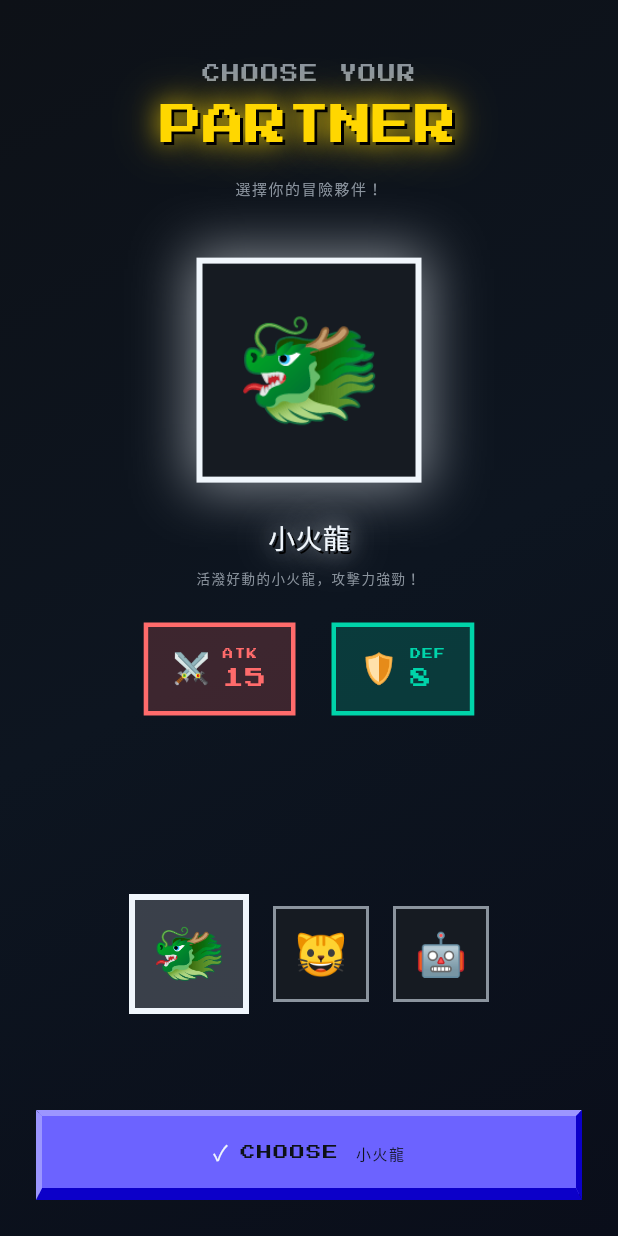
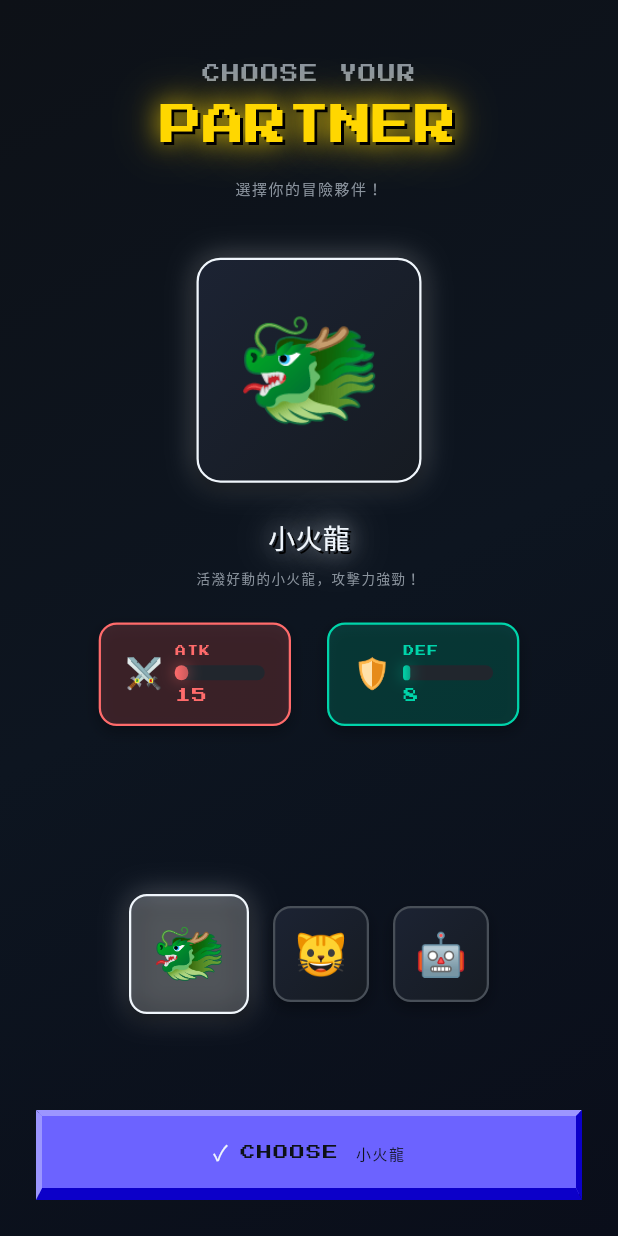
Before and after one commit to pcfat/math-quest, a Flutter app: the PetSelectionScreen screen opened directly, on a phone screen of 412 x 824 dp. Run offline on Flutter 3.47's test engine with Material 3 defaults, Android fonts, the phone set to English and light mode, and no system bars; our stand-ins replace shared_preferences; accounts and stored records are empty.

Commit message:
Update grade and pet selection screens to use Codedex style
Co-authored-by: pcfat <203784375+pcfat@users.noreply.github.com>

```diff
--- a/lib/screens/pet_selection_screen.dart
+++ b/lib/screens/pet_selection_screen.dart
@@ -3,6 +3,7 @@ import 'package:provider/provider.dart';
 import '../data/game_state.dart';
 import '../models/pet_models.dart';
 import '../theme/pixel_theme.dart';
+import '../theme/codedex_widgets.dart';
 import 'home_screen.dart';
 
 class PetSelectionScreen extends StatefulWidget {
@@ -82,16 +83,10 @@ class _PetSelectionScreenState extends State<PetSelectionScreen>
                       child: Container(
                         width: 150,
                         height: 150,
-                        decoration: BoxDecoration(
-                          color: PixelTheme.bgMid,
-                          border: Border.all(color: _getRarityColor(selectedPet.rarity), width: 4),
-                          boxShadow: [
-                            BoxShadow(
-                              color: _getRarityColor(selectedPet.rarity).withOpacity(0.5),
-                              blurRadius: 30,
-                              spreadRadius: 5,
-                            ),
-                          ],
+                        decoration: PixelTheme.codedexCard(
+                          borderColor: _getRarityColor(selectedPet.rarity),
+                          borderRadius: 16,
+                          withGlow: true,
                         ),
                         child: Center(
                           child: Text(
@@ -150,16 +145,15 @@ class _PetSelectionScreenState extends State<PetSelectionScreen>
                             margin: const EdgeInsets.symmetric(horizontal: 8),
                             width: isSelected ? 80 : 64,
                             height: isSelected ? 80 : 64,
-                            decoration: BoxDecoration(
+                            decoration: PixelTheme.codedexCard(
                               color: isSelected
                                   ? _getRarityColor(pet.rarity).withOpacity(0.2)
-                                  : PixelTheme.bgMid,
-                              border: Border.all(
-                                color: isSelected
-                                    ? _getRarityColor(pet.rarity)
-                                    : PixelTheme.textDim,
-                                width: isSelected ? 4 : 2,
-                              ),
+                                  : null,
+                              borderColor: isSelected
+                                  ? _getRarityColor(pet.rarity)
+                                  : PixelTheme.textMuted,
+                              borderRadius: 12,
+                              withGlow: isSelected,
                             ),
                             child: Center(
                               child: Text(
@@ -199,9 +193,11 @@ class _PetSelectionScreenState extends State<PetSelectionScreen>
   Widget _buildStatBadge(String emoji, String label, int value, Color color) {
     return Container(
       padding: const EdgeInsets.symmetric(horizontal: 16, vertical: 12),
-      decoration: BoxDecoration(
+      decoration: PixelTheme.codedexCard(
         color: color.withOpacity(0.2),
-        border: Border.all(color: color, width: 3),
+        borderColor: color,
+        borderRadius: 12,
+        withGlow: false,
       ),
       child: Row(
         children: [
@@ -211,7 +207,36 @@ class _PetSelectionScreenState extends State<PetSelectionScreen>
             crossAxisAlignment: CrossAxisAlignment.start,
             children: [
               Text(label, style: PixelTheme.pixelText(size: 7, color: color)),
-              Text('$value', style: PixelTheme.pixelText(size: 14, color: color)),
+              // Progress bar with gradient
+              Container(
+                width: 60,
+                height: 10,
+                margin: const EdgeInsets.only(top: 4),
+                decoration: BoxDecoration(
+                  color: PixelTheme.bgLight,
+                  borderRadius: BorderRadius.circular(5),
+                ),
+                child: FractionallySizedBox(
+                  alignment: Alignment.centerLeft,
+                  widthFactor: (value / 100).clamp(0.0, 1.0),
+                  child: Container(
+                    decoration: BoxDecoration(
+                      gradient: LinearGradient(
+                        colors: [color, color.withOpacity(0.7)],
+                      ),
+                      borderRadius: BorderRadius.circular(5),
+                      boxShadow: [
+                        BoxShadow(
+                          color: color.withOpacity(0.5),
+                          blurRadius: 8,
+                        ),
+                      ],
+                    ),
+                  ),
+                ),
+              ),
+              const SizedBox(height: 2),
+              Text('$value', style: PixelTheme.pixelText(size: 10, color: color)),
             ],
           ),
         ],
```
Also changed, not shown: lib/screens/grade_selection_screen.dart (+11 -32 lines).
